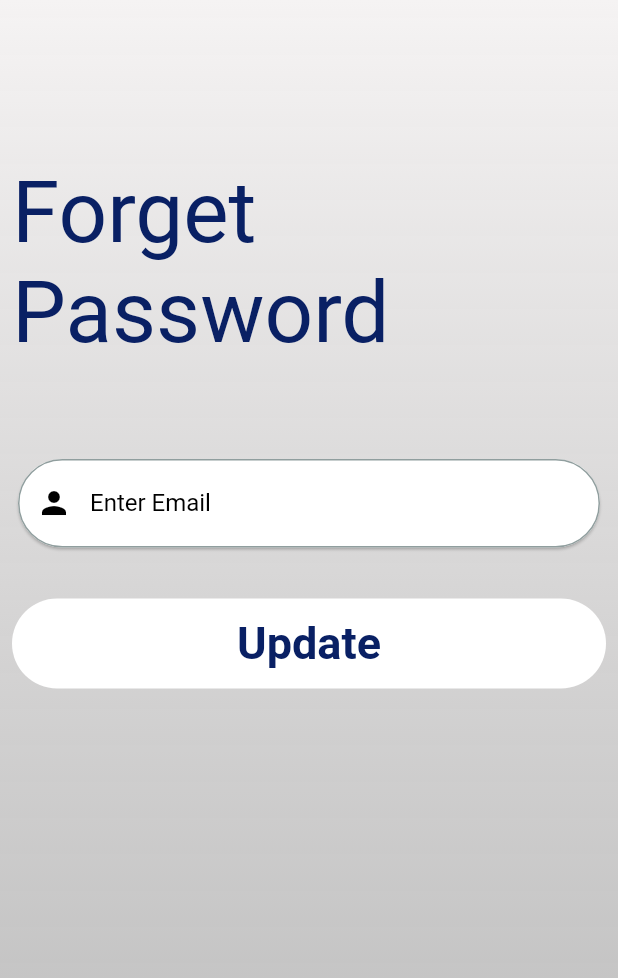
After one commit to saud121/APS_user_subadmin, a Flutter app: the screen it shows after launch, after a tap on "Forgot Password?", on a phone screen of 412 x 824 dp. The commit adds this screen. Shown: the top 978 px of the screen. Run offline on Flutter 3.47's test engine with Material 2 defaults, Android fonts, the phone set to English and light mode, and no system bars; our stand-ins replace camera, dio, fl_chart, font_awesome_flutter, get, google_fonts and 1 more; missing offline and left inert: flutter_phone_direct_caller; Roboto replaces fonts that are missing (Times New Roman, Times new Roman).

Commit message:
added new components in UserandSubadmin

```diff
--- a/lib/Screens/LoginScreens/LoginScreen.dart
+++ b/lib/Screens/LoginScreens/LoginScreen.dart
@@ -1,3 +1,4 @@
+import 'package:aps_super_admin/Screens/LoginScreens/forget_password.dart';
 import 'package:aps_super_admin/interfaces/User/dashboard_screen.dart';
 import 'package:aps_super_admin/widgets/custom_textfield.dart';
 import 'package:flutter/material.dart';
@@ -205,12 +206,17 @@ class _LoginScreenState extends State<LoginScreen> {
                   Row(
                     mainAxisAlignment: MainAxisAlignment.end,
                     children: [
-                      Text(
-                        "Forgot Password?",
-                        style: TextStyle(
-                            fontFamily: "Major",
-                            color: gradientColor2,
-                            fontSize: 20),
+                      GestureDetector(
+                        onTap: () {
+                         Get.to( Forgetpassword());
+                        },
+                        child: Text(
+                          "Forgot Password?",
+                          style: TextStyle(
+                              fontFamily: "Major",
+                              color: gradientColor2,
+                              fontSize: 20),
+                        ),
                       ),
                     ],
                   ),
--- /dev/null
+++ b/lib/Screens/LoginScreens/forget_password.dart
@@ -0,0 +1,156 @@
+import 'package:aps_super_admin/Screens/LoginScreens/loginscreen.dart';
+import 'package:aps_super_admin/widgets/custom_textfield.dart';
+import 'package:flutter/material.dart';
+import 'package:get/route_manager.dart';
+import '../../Utils/colors.dart';
+import 'package:http/http.dart' as http;
+import 'dart:convert';
+
+class Forgetpassword extends StatefulWidget {
+  const Forgetpassword({super.key});
+
+  @override
+  State<Forgetpassword> createState() => _ForgetpasswordState();
+}
+
+class _ForgetpasswordState extends State<Forgetpassword> {
+  bool isPasswordShown=true;
+  final TextEditingController _emailController = TextEditingController();
+  final TextEditingController _passwordController = TextEditingController();
+  final _formKey = GlobalKey<FormState>();
+  Future<void> LoginPanel() async {
+    var url = "https://thor-aps.herokuapp.com/api/auth/login";
+    try{
+
+    var res = await http.put(Uri.parse(url), headers: <String, String>{
+        'Content-Type': 'application/json; charset=UTF-8',
+      },
+        body: jsonEncode(
+        <String, dynamic>{
+          "email":_emailController.text,
+        "password":_passwordController.text
+        },
+      ),
+
+    );
+    var resData = jsonDecode(res.body);
+    if (resData["success"].toString() == "false") {
+    } else {
+      Get.to(LoginScreen());
+      print((res.body.toString()));
+    }
+    }
+    catch (e){
+      print("Error msg "+e.toString());
+    }
+
+  }
+
+  void signIn() {
+    if (_formKey.currentState!.validate()) {
+
+      // if (_emailController.text.trim()== _email.trim()) {
+
+
+     }
+  }
+
+  @override
+  Widget build(BuildContext context) {
+    return Container(
+      decoration: BoxDecoration(
+
+        gradient: LinearGradient(
+          colors: [
+            Color.fromARGB(255, 245, 243, 243),
+            Color.fromARGB(221, 176, 176, 176)
+          ],
+          begin: Alignment.topCenter,
+          end: Alignment.bottomCenter,
+        ),
+      ),
+      child: Scaffold(
+        backgroundColor: Colors.transparent,
+        body: SingleChildScrollView(
+          child: Form(
+            key: _formKey,
+            child: Padding(
+              padding: const EdgeInsets.all(8.0),
+              child: Column(
+                crossAxisAlignment: CrossAxisAlignment.start,
+                children: [
+                  const SizedBox(height: 100),
+                  Text(
+                    "Forget Password",
+                    style: TextStyle(
+                        fontFamily: "Times New Roman",
+                        fontSize: 57,
+                        color:textColor),
+                  ),
+                  const SizedBox(height: 60),
+
+                  Card(
+                   elevation: .8,
+
+                  shape: RoundedRectangleBorder(
+
+                    borderRadius: BorderRadius.circular(100)),
+
+                    child: CustomtextField(hintText: "Enter Email",
+                    controller: _emailController,
+                    prefix: Icon(Icons.person,color: Colors.black,),
+                    textInputAction: TextInputAction.next,
+                    keyboardtype: TextInputType.emailAddress,
+                    validate: (email) {
+                      if(email!.isEmpty || email.length<3 || !email.contains("@")){
+                        return "enter Correct Email";
+                      }
+                      return null;
+                    },
+                    ),
+                  ),
+                  SizedBox(height: 30),
+
+
+                  Container(
+                    height: 60,
+                    width: double.infinity,
+                    decoration: BoxDecoration(
+                //       boxShadow: [
+                //   BoxShadow(
+                //     color: Color.fromARGB(255, 251, 101, 26),
+                //     offset: Offset(1.0, 3.0), //(x,y)
+                //      blurRadius: 4,
+                //     //  spreadRadius: 3,
+                //      blurStyle: BlurStyle.outer
+
+                //   ),
+                // ],
+                      borderRadius: BorderRadius.circular(36),
+                      color: Colors.white,
+                    ),
+                    child: TextButton(
+                      onPressed: () {
+                        Get.to(LoginScreen());
+                      },
+
+
+                      child: Text(
+                        "Update",
+                        style: TextStyle(
+                            fontFamily: "Times new Roman",
+                            fontWeight: FontWeight.w600,
+                            color: Color.fromARGB(255, 9, 32, 100),
+                            fontSize: 30),
+                      ),
+                    ),
+                  ),
+                ],
+              ),
+            ),
+          ),
+        ),
+      ),
+    );
+  }
+}
--- a/lib/interfaces/User/user_drawer/share_visualfeeds.dart
+++ b/lib/interfaces/User/user_drawer/share_visualfeeds.dart
@@ -14,18 +14,13 @@ class ShareVisualFeed extends StatefulWidget {
 }
 
 class _ShareVisualFeedState extends State<ShareVisualFeed> {
-  @override
-   Future<void> findDevice() async{
+  Future<void> findDevice() async{
   final cameras = await availableCameras();
   final firstCamera = cameras.first;
    Get.to(TakePictureScreen(camera: firstCamera));
    }
-   @override
-  void initState() {
-    // TODO: implement initState
-    super.initState();
-    findDevice();
-  }
+
+  @override
   Widget build(BuildContext context) {
      // Obtain a list of the available cameras on the device.
 
@@ -42,7 +37,9 @@ class _ShareVisualFeedState extends State<ShareVisualFeed> {
             CustomButton(txt: "Share Image", onPressedf: (){
               findDevice();
             },checkSize: true, ), SizedBox(width: 20,),
-             CustomButton(txt: "Share Video", onPressedf: (){},checkSize: true,)
+             CustomButton(txt: "Share Video", onPressedf: (){
+              findDevice();
+             },checkSize: true,)
           ],
         ),
       ),
```
